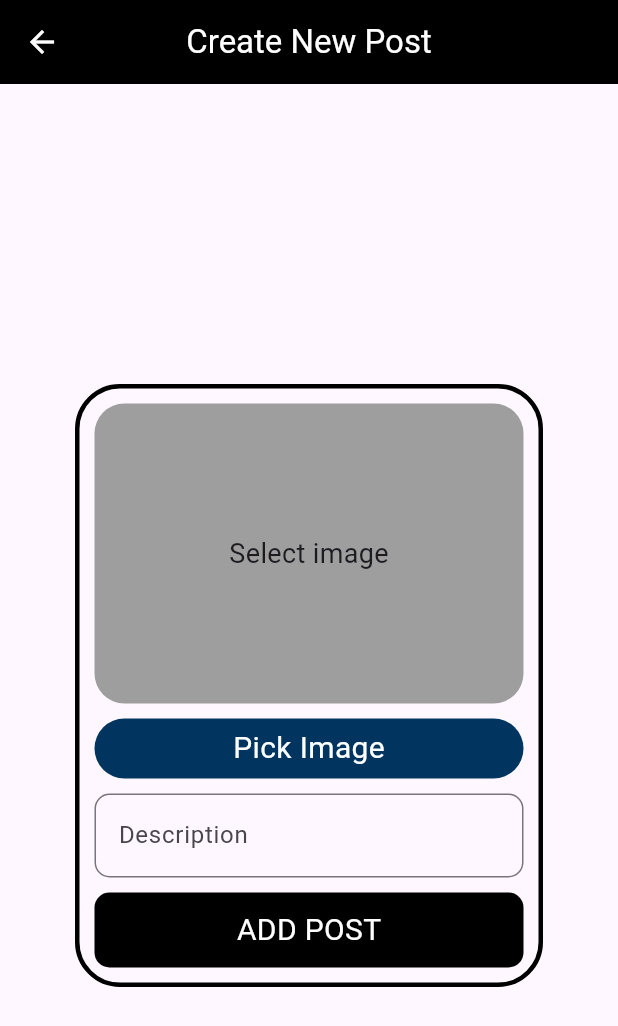
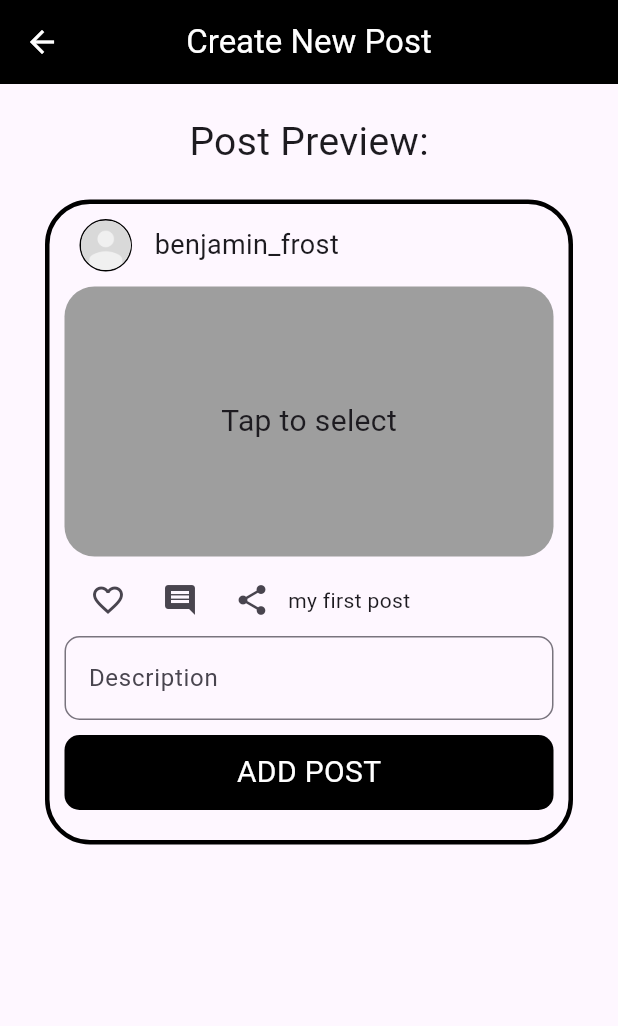
Before and after one commit to shaharex/albert_ein_m3, a Flutter app: the NewPostPage screen opened directly, on a phone screen of 412 x 824 dp. Shown: the top 1026 px of the screen. Run offline on Flutter 3.47's test engine with Material 3 defaults, Android fonts, the light colour scheme and no system bars; our stand-ins replace google_maps_flutter.

Commit message:
post somehow

```diff
--- a/lib/pages/new_post_page.dart
+++ b/lib/pages/new_post_page.dart
@@ -36,21 +36,75 @@ class _NewPostPageState extends State<NewPostPage> {
       ),
       body: SingleChildScrollView(
         child: Center(
-          child: Container(
+          child: Padding(
+            padding: const EdgeInsets.symmetric(horizontal: 30),
+            child: Column(
+              mainAxisAlignment: MainAxisAlignment.spaceBetween,
+              children: [
+                Container(
+                  padding: const EdgeInsets.symmetric(vertical: 20),
                   alignment: Alignment.center,
-            margin: const EdgeInsets.symmetric(horizontal: 50, vertical: 200),
+                  child: const Text('Post Preview:', style: TextStyle(fontSize: 26),),
+                ),
+                Container(
                   decoration: BoxDecoration(
                       borderRadius: BorderRadius.circular(30),
                       border: Border.all(color: Colors.black, width: 3)),
-            padding: const EdgeInsets.symmetric(horizontal: 10),
+                  padding:
+                      const EdgeInsets.symmetric(horizontal: 10, vertical: 10),
+                  width: double.infinity,
                   child: Column(
                     children: [
-                // pick the image
-                const SizedBox(height: 10),
+                      // account and so on
+                      Row(
+                        children: [
                           Container(
+                            margin: const EdgeInsets.only(left: 10),
+                            width: 35,
+                            height: 35,
+                            clipBehavior: Clip.hardEdge,
+                            decoration: BoxDecoration(
+                                shape: BoxShape.circle,
+                                border: Border.all(
+                                    color: Colors.black,
+                                    width: 1,
+                                    style: BorderStyle.solid)),
+                            child: Image.asset(
+                              'assets/Default Profile Picture.png',
+                              fit: BoxFit.cover,
+                            ),
+                          ),
+                          const SizedBox(
+                            width: 15,
+                          ),
+                          const Text(
+                            'benjamin_frost',
+                            style: TextStyle(fontSize: 18),
+                          )
+                        ],
+                      ),
+                      const SizedBox(
+                        height: 10,
+                      ),
+
+                      // image for post
+                      GestureDetector(
+                        onTap: () async {
+                          newImage =
+                              await PickImageService.pickImageFromGallery();
+                          if (newImage != null) {
+                            debugPrint("Image picked with $newImage bytes.");
+                            setState(() {
+                              image = newImage;
+                            });
+                          } else {
+                            debugPrint("No image picked.");
+                          }
+                        },
+                        child: Container(
                           alignment: Alignment.center,
-                  width: 300,
-                  height: 200,
+                          width: double.infinity,
+                          height: 180,
                           decoration: BoxDecoration(
                               borderRadius: BorderRadius.circular(20),
                               color: Colors.grey,
@@ -63,52 +117,45 @@ class _NewPostPageState extends State<NewPostPage> {
                           child: image != null
                               ? null
                               : const Text(
-                          'Select image',
-                          style: TextStyle(fontSize: 18),
-                        ),
-                ),
-                const SizedBox(
-                  height: 10,
-                ),
-                GestureDetector(
-                  onTap: () async {
-                    newImage = await PickImageService.pickImageFromGallery();
-                    if (newImage != null) {
-                      debugPrint("Image picked with $newImage bytes.");
-                      setState(() {
-                        image = newImage;
-                      });
-                    } else {
-                      debugPrint("No image picked.");
-                    }
-                  },
-                  child: Container(
-                    alignment: Alignment.center,
-                    width: double.infinity,
-                    height: 40,
-                    decoration: BoxDecoration(
-                      borderRadius: BorderRadius.circular(30),
-                      color: const Color.fromARGB(255, 1, 53, 95),
-                    ),
-                    child: const Text(
-                      'Pick Image',
-                      style: TextStyle(fontSize: 20, color: Colors.white),
+                                  'Tap to select',
+                                  style: TextStyle(fontSize: 20),
                                 ),
                         ),
                       ),
-                const SizedBox(height: 10),
+
+                      // buttons to react and caption
+                      Container(
+                        padding: const EdgeInsets.only(top: 5, left: 5),
+                        child: Row(
+                          children: [
+                            IconButton(
+                                onPressed: () {},
+                                icon: const Icon(
+                                  Icons.favorite_border_outlined,
+                                )),
+                            IconButton(
+                                onPressed: () {},
+                                icon: const Icon(Icons.comment)),
+                            IconButton(
+                                onPressed: () {},
+                                icon: const Icon(Icons.share)),
+                            const Text('my first post'),
+                          ],
+                        ),
+                      ),
+
+                      // pick the image
                       TextField(
                         controller: _descriptionController,
                         decoration: const InputDecoration(
                             border: OutlineInputBorder(
-                          borderRadius: BorderRadius.all(Radius.circular(10))),
+                                borderRadius:
+                                    BorderRadius.all(Radius.circular(10))),
                             labelText: 'Description'),
                       ),
                       const SizedBox(height: 10),
                       GestureDetector(
-                  onTap: () {
-
-                  },
+                        onTap: () {},
                         child: Container(
                           alignment: Alignment.center,
                           width: double.infinity,
@@ -127,6 +174,9 @@ class _NewPostPageState extends State<NewPostPage> {
                     ],
                   ),
                 ),
+              ],
+            ),
+          ),
         ),
       ),
     );
```
Lines whose indentation alone changed are shown as unchanged.
